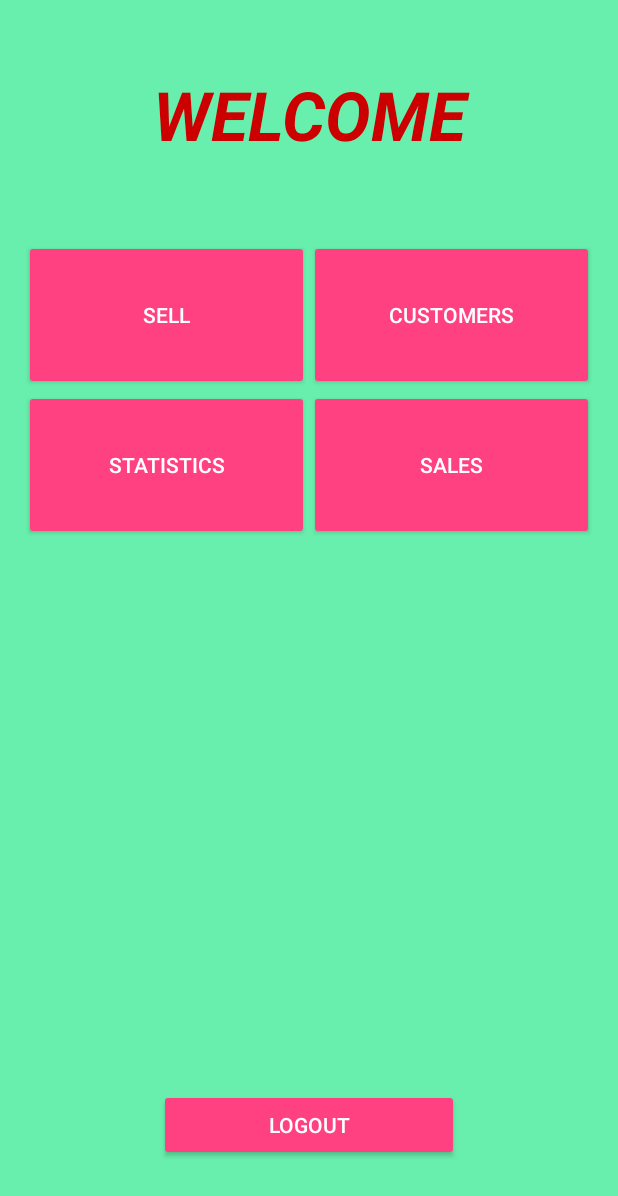
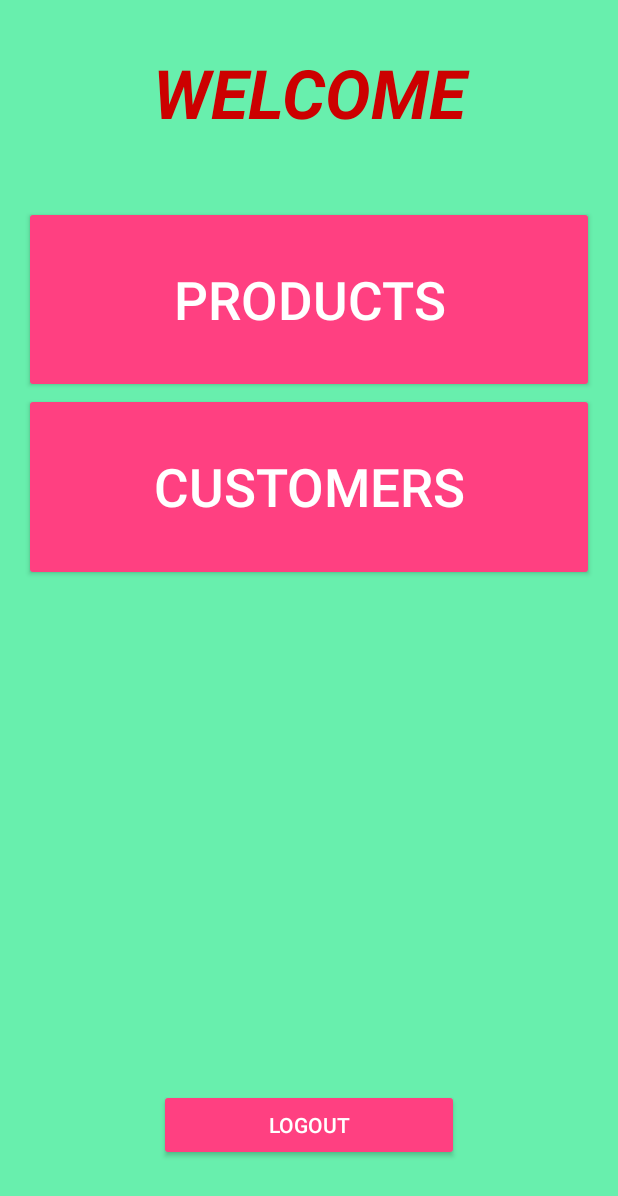
Before and after one commit to fus3rx/SalesMan, an Android app: the HomeActivity screen opened directly, with no data from a screen before it, on a phone screen of 412 x 824 dp. Shown: the top 1196 px of the screen. Run offline under Robolectric (Android 15) with nearby library versions, the phone set to English and light mode, and no system bars.

Commit message:
first phase

```diff
--- a/app/src/main/AndroidManifest.xml
+++ b/app/src/main/AndroidManifest.xml
@@ -8,15 +8,15 @@
         android:label="@string/app_name"
         android:supportsRtl="true"
         android:theme="@style/AppTheme.NoActionBar">
-        <activity android:name=".MainActivity">
+        <activity android:name=".login.MainActivity">
             <intent-filter>
                 <action android:name="android.intent.action.MAIN" />
 
                 <category android:name="android.intent.category.LAUNCHER" />
             </intent-filter>
         </activity>
-        <activity android:name=".SignupActivity" />
-        <activity android:name=".HomeActivity" />
+        <activity android:name=".login.SignupActivity" />
+        <activity android:name=".login.HomeActivity" />
             <activity android:name=".customer.CustomerActivity" />
             <activity android:name=".customer.CustomerDetailsActivity" />
             <activity android:name=".products.ProductsActivity" />
--- a/app/src/main/java/com/imaginers/tonmo/salesman/customer/CustomerDetailsActivity.java
+++ b/app/src/main/java/com/imaginers/tonmo/salesman/customer/CustomerDetailsActivity.java
@@ -6,7 +6,6 @@ import android.os.Bundle;
 import android.widget.EditText;
 import android.widget.ImageView;
 import android.widget.TextView;
-import android.widget.Toast;
 
 import com.imaginers.tonmo.salesman.R;
 
--- a/app/src/main/java/com/imaginers/tonmo/salesman/Contact.java
+++ b/app/src/main/java/com/imaginers/tonmo/salesman/database/Contact.java
@@ -1,4 +1,4 @@
-package com.imaginers.tonmo.salesman;
+package com.imaginers.tonmo.salesman.database;
 
 /**
  * Created by tonmo on 16-10-2016.
--- a/app/src/main/java/com/imaginers/tonmo/salesman/DatabaseHelper.java
+++ b/app/src/main/java/com/imaginers/tonmo/salesman/database/DatabaseHelper.java
@@ -1,4 +1,4 @@
-package com.imaginers.tonmo.salesman;
+package com.imaginers.tonmo.salesman.database;
 
 import android.content.ContentValues;
 import android.content.Context;
--- a/app/src/main/java/com/imaginers/tonmo/salesman/HomeActivity.java
+++ b/app/src/main/java/com/imaginers/tonmo/salesman/login/HomeActivity.java
@@ -1,4 +1,4 @@
-package com.imaginers.tonmo.salesman;
+package com.imaginers.tonmo.salesman.login;
 
 
 import android.content.Intent;
@@ -7,7 +7,9 @@ import android.support.annotation.Nullable;
 import android.support.v7.app.AppCompatActivity;
 import android.view.View;
 
+import com.imaginers.tonmo.salesman.R;
 import com.imaginers.tonmo.salesman.customer.CustomerActivity;
+import com.imaginers.tonmo.salesman.login.MainActivity;
 import com.imaginers.tonmo.salesman.products.ProductsActivity;
 import com.imaginers.tonmo.salesman.sales.SalesActivity;
 import com.imaginers.tonmo.salesman.statistics.StatisticsActivity;
--- a/app/src/main/java/com/imaginers/tonmo/salesman/SignupActivity.java
+++ b/app/src/main/java/com/imaginers/tonmo/salesman/login/SignupActivity.java
@@ -1,4 +1,4 @@
-package com.imaginers.tonmo.salesman;
+package com.imaginers.tonmo.salesman.login;
 
 import android.content.Intent;
 import android.os.Bundle;
@@ -7,6 +7,10 @@ import android.view.View;
 import android.widget.Button;
 import android.widget.EditText;
 import android.widget.Toast;
+
+import com.imaginers.tonmo.salesman.database.Contact;
+import com.imaginers.tonmo.salesman.database.DatabaseHelper;
+import com.imaginers.tonmo.salesman.R;
 
 
 public class SignupActivity extends AppCompatActivity implements View.OnClickListener {
--- a/app/src/main/res/layout/activity_home.xml
+++ b/app/src/main/res/layout/activity_home.xml
@@ -9,36 +9,36 @@
     android:paddingLeft="@dimen/activity_horizontal_margin"
     android:paddingRight="@dimen/activity_horizontal_margin"
     android:paddingTop="@dimen/activity_vertical_margin"
-    tools:context="com.imaginers.tonmo.salesman.HomeActivity">
+    tools:context="com.imaginers.tonmo.salesman.login.HomeActivity">
 
-    <LinearLayout
-        android:id="@+id/secondPart"
-        android:layout_width="match_parent"
-        android:layout_height="wrap_content"
-        android:layout_below="@+id/firstPart"
-        android:orientation="horizontal"
-        android:weightSum="2">
+    <!--<LinearLayout-->
+        <!--android:id="@+id/secondPart"-->
+        <!--android:layout_width="match_parent"-->
+        <!--android:layout_height="wrap_content"-->
+        <!--android:layout_below="@+id/firstPart"-->
+        <!--android:orientation="horizontal"-->
+        <!--android:weightSum="2">-->
 
-        <Button
-            android:id="@+id/statBTN"
-            style="@style/Widget.AppCompat.Button.Colored"
-            android:layout_width="0dp"
-            android:layout_height="100dp"
-            android:layout_weight="1"
-            android:onClick="statClick"
-            android:text="Statistics" />
+        <!--<Button-->
+            <!--android:id="@+id/statBTN"-->
+            <!--style="@style/Widget.AppCompat.Button.Colored"-->
+            <!--android:layout_width="0dp"-->
+            <!--android:layout_height="100dp"-->
+            <!--android:layout_weight="1"-->
+            <!--android:onClick="statClick"-->
+            <!--android:text="Statistics" />-->
 
-        <Button
-            android:id="@+id/salesBTN"
-            style="@style/Widget.AppCompat.Button.Colored"
-            android:layout_width="0dp"
-            android:layout_height="100dp"
-            android:layout_below="@+id/textView"
-            android:layout_weight="1"
-            android:onClick="salesClick"
-            android:text="Sales" />
+        <!--<Button-->
+            <!--android:id="@+id/salesBTN"-->
+            <!--style="@style/Widget.AppCompat.Button.Colored"-->
+            <!--android:layout_width="0dp"-->
+            <!--android:layout_height="100dp"-->
+            <!--android:layout_below="@+id/textView"-->
+            <!--android:layout_weight="1"-->
+            <!--android:onClick="salesClick"-->
+            <!--android:text="Sales" />-->
 
-    </LinearLayout>
+    <!--</LinearLayout>-->
 
 
     <Button
@@ -60,7 +60,7 @@
         android:layout_alignParentStart="true"
         android:layout_alignParentTop="true"
         android:layout_gravity="center"
-        android:layout_marginTop="30dp"
+        android:layout_marginTop="15dp"
         android:gravity="center"
         android:text="Welcome"
         android:textAllCaps="true"
@@ -71,32 +71,34 @@
     <LinearLayout
         android:id="@+id/firstPart"
         android:layout_width="match_parent"
-        android:layout_height="wrap_content"
+        android:layout_height="250dp"
         android:layout_alignParentLeft="true"
         android:layout_alignParentStart="true"
         android:layout_below="@+id/textView"
-        android:layout_marginTop="53dp"
-        android:orientation="horizontal"
+        android:layout_marginTop="45dp"
+        android:orientation="vertical"
         android:weightSum="2">
 
         <Button
             android:id="@+id/wareBTN"
             style="@style/Widget.AppCompat.Button.Colored"
-            android:layout_width="0dp"
-            android:layout_height="100dp"
+            android:layout_width="match_parent"
+            android:layout_height="0dp"
             android:layout_alignParentLeft="true"
             android:layout_alignParentStart="true"
             android:layout_weight="1"
-            android:text="Sell"
+            android:text="Products"
+            android:textSize="35sp"
             android:onClick="sellClick" />
 
         <Button
             android:id="@+id/customerBTN"
             style="@style/Widget.AppCompat.Button.Colored"
-            android:layout_width="0dp"
-            android:layout_height="100dp"
+            android:layout_width="match_parent"
+            android:layout_height="0dp"
             android:layout_below="@+id/wareBTN"
             android:layout_weight="1"
+            android:textSize="35sp"
             android:onClick="customerClick"
             android:text="Customers" />
 
--- a/app/src/main/res/layout/activity_main.xml
+++ b/app/src/main/res/layout/activity_main.xml
@@ -12,7 +12,7 @@
     android:paddingRight="@dimen/activity_horizontal_margin"
     android:paddingTop="@dimen/activity_vertical_margin"
     style="@style/AppTheme.NoActionBar"
-    tools:context="com.imaginers.tonmo.salesman.MainActivity">
+    tools:context="com.imaginers.tonmo.salesman.login.MainActivity">
 
     <com.github.florent37.materialtextfield.MaterialTextField
         android:layout_width="match_parent"
--- a/app/src/main/res/layout/activity_signup.xml
+++ b/app/src/main/res/layout/activity_signup.xml
@@ -7,7 +7,7 @@
     android:layout_height="match_parent"
     android:background="#68EFAD"
     android:orientation="vertical"
-    tools:context="com.imaginers.tonmo.salesman.SignupActivity">
+    tools:context="com.imaginers.tonmo.salesman.login.SignupActivity">
 
     <TextView
         android:layout_width="match_parent"
```
Also changed, not shown: app/src/main/java/com/imaginers/tonmo/salesman/MainActivity.java (deleted, +0 -92 lines), app/src/main/java/com/imaginers/tonmo/salesman/login/MainActivity.java (added, +72 -0 lines).
